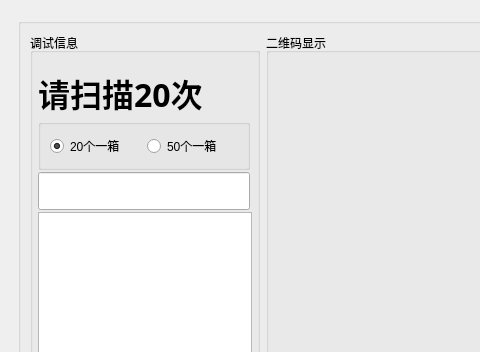
Qt form mainwindow.ui (weiqifa0/macprint) before a commit; both pictures show x 0 to 480 and y 0 to 352 of the 762 by 499 pixel window.
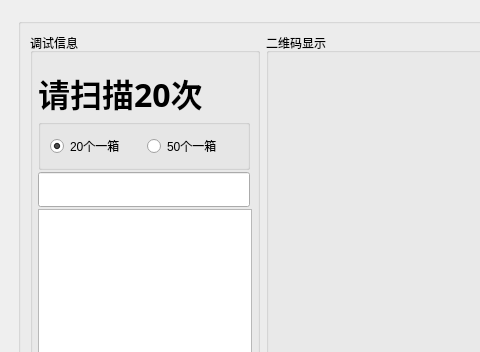
The same form after that commit.

Patch:
```diff
--- a/mainwindow.ui
+++ b/mainwindow.ui
@@ -136,7 +136,7 @@
                   <property name="font">
                    <font>
                     <family>微软雅黑</family>
-                    <pointsize>16</pointsize>
+                    <pointsize>14</pointsize>
                     <weight>75</weight>
                     <bold>true</bold>
                    </font>
```
Left out of the diff: 2 changed lines with no effect on the pictures.
